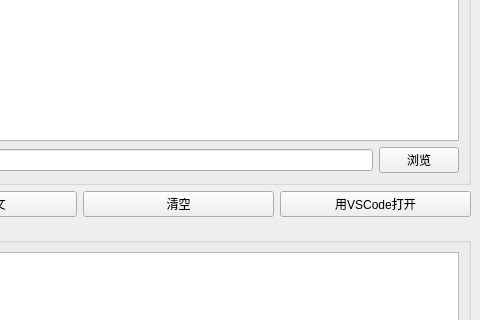
self-exiler/blog_post_generator, file blog_post_generator.ui: the form before one commit; both pictures show x 320 to 800 and y 283 to 603 of the 800 by 700 pixel window.
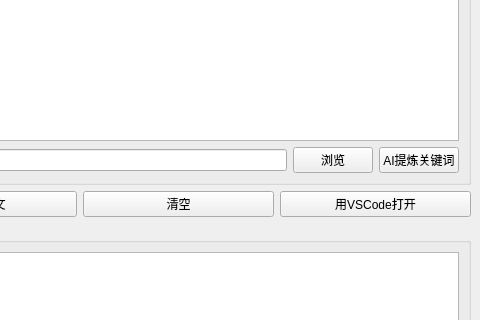
The form after the commit.

Commit message: 1、新增描述文本框纯文本 2、新增AI关键词提取功能

```diff
--- a/blog_post_generator.ui
+++ b/blog_post_generator.ui
@@ -184,6 +184,13 @@
            </property>
           </widget>
          </item>
+         <item>
+          <widget class="QPushButton" name="extractKeywordsButton">
+           <property name="text">
+            <string>AI提炼关键词</string>
+           </property>
+          </widget>
+         </item>
         </layout>
        </item>
       </layout>
```
Left out of the diff: 7 changed lines with no effect on the pictures. The commit also changes 4 other files.
